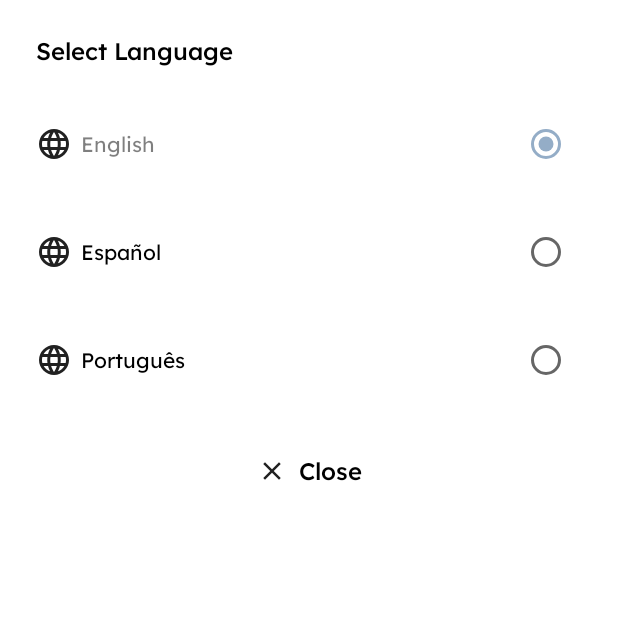
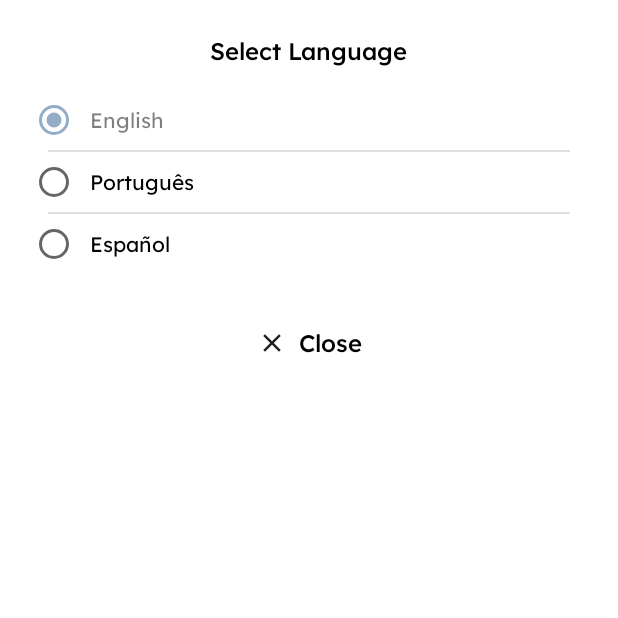
Before and after one commit to Feer98k/BaseProjectKMP, an Android app built with Jetpack Compose: the composable LanguagePickerSheet shown on its own in the app's theme, on a phone screen of 412 x 824 dp, the top half of it. Run offline under Robolectric (Android 15) with nearby library versions, the phone set to English and light mode, and no system bars; network calls fail; 2 statements that could not run were skipped.

Commit message:
refactor LanguagePickerSheet for improved UI and update vibration feedback implementation

```diff
--- a/shared/src/commonMain/kotlin/com/f98k/tipstermindcocoapods/ui/components/TipsterBottomSheetContent.kt
+++ b/shared/src/commonMain/kotlin/com/f98k/tipstermindcocoapods/ui/components/TipsterBottomSheetContent.kt
@@ -1,9 +1,9 @@
 package com.f98k.tipstermindcocoapods.ui.components
 
-import LanguagePickerSheet
 import com.f98k.tipstermindcocoapods.ui.screen.bottomsheet.ModalBottomSheetType
 import androidx.compose.runtime.Composable
 import com.f98k.tipstermindcocoapods.commons.getSupportedLanguage
+import com.f98k.tipstermindcocoapods.ui.screen.bottomsheet.LanguagePickerSheet
 import com.f98k.tipstermindcocoapods.ui.screen.main.MainUiStateAction
 import com.f98k.tipstermindcocoapods.ui.theme.TipsterTextTypeEnum
 
--- a/shared/src/commonMain/kotlin/com/f98k/tipstermindcocoapods/ui/screen/bottomsheet/LanguagePickerSheet.kt
+++ b/shared/src/commonMain/kotlin/com/f98k/tipstermindcocoapods/ui/screen/bottomsheet/LanguagePickerSheet.kt
@@ -1,13 +1,19 @@
+package com.f98k.tipstermindcocoapods.ui.screen.bottomsheet
+
+
+import androidx.compose.animation.animateContentSize
 import androidx.compose.foundation.clickable
 import androidx.compose.foundation.layout.*
+import androidx.compose.material.Divider
 import androidx.compose.material.Icon
 import androidx.compose.material.RadioButton
-import androidx.compose.material.Text
 import androidx.compose.runtime.Composable
 import androidx.compose.ui.Alignment
 import androidx.compose.ui.Modifier
+import androidx.compose.ui.graphics.graphicsLayer
 import androidx.compose.ui.unit.dp
-import androidx.compose.ui.graphics.graphicsLayer
+
+
 import com.f98k.tipstermindcocoapods.commons.LocalizedStrings.close
 import com.f98k.tipstermindcocoapods.commons.LocalizedStrings.selectLanguageString
 import com.f98k.tipstermindcocoapods.commons.SupportedLanguage
@@ -26,36 +32,38 @@ fun LanguagePickerSheet(
         modifier = Modifier
             .fillMaxWidth()
             .padding(24.dp)
+            .animateContentSize()
     ) {
         TipsterText(
             text = selectLanguageString(),
             type = TipsterTextTypeEnum.Subtitle,
-            modifier = Modifier.padding(bottom = 16.dp)
+            modifier = Modifier
+                .padding(bottom = 16.dp)
+                .align(Alignment.CenterHorizontally)
         )
 
-        listOf(SupportedLanguage.EN, SupportedLanguage.ES, SupportedLanguage.PT).forEach { language ->
+        SupportedLanguage.entries.forEachIndexed { index, language ->
             val isSelected = language == currentLanguage
 
             Row(
                 modifier = Modifier
                     .fillMaxWidth()
-                    .clickable {
+                    .clickable(enabled = !isSelected) {
                         VibrationBridge.vibrate()
                         onLanguageSelected(language)
                     }
-                    .padding(vertical = 12.dp),
+                    .padding(vertical = 8.dp),
                 verticalAlignment = Alignment.CenterVertically
             ) {
-                Icon(
-                    painter = getImageResource("ic_settings_language"),
-                    contentDescription = language.name,
-                    modifier = Modifier.size(24.dp)
+                RadioButton(
+                    selected = isSelected,
+                    onClick = null
                 )
 
-                Spacer(modifier = Modifier.width(6.dp))
+                Spacer(modifier = Modifier.width(12.dp))
 
                 TipsterText(
-                    text = when (language) {
+                     text = when (language) {
                         SupportedLanguage.EN -> "English"
                         SupportedLanguage.ES -> "Español"
                         SupportedLanguage.PT -> "Português"
@@ -65,16 +73,10 @@ fun LanguagePickerSheet(
                         alpha = if (isSelected) 0.5f else 1f
                     }
                 )
+            }
 
-                Spacer(modifier = Modifier.weight(1f))
-
-                RadioButton(
-                    selected = isSelected,
-                    onClick = {
-                        VibrationBridge.vibrate()
-                        onLanguageSelected(language)
-                    }
-                )
+            if (index < SupportedLanguage.values().lastIndex) {
+                Divider(modifier = Modifier.padding(horizontal = 8.dp))
             }
         }
 
@@ -83,7 +85,8 @@ fun LanguagePickerSheet(
         Row(
             modifier = Modifier
                 .fillMaxWidth()
-                .clickable { onDismiss() },
+                .clickable { onDismiss() }
+                .padding(vertical = 8.dp),
             verticalAlignment = Alignment.CenterVertically,
             horizontalArrangement = Arrangement.Center
         ) {
```
Also changed, not shown: 1 other file.
